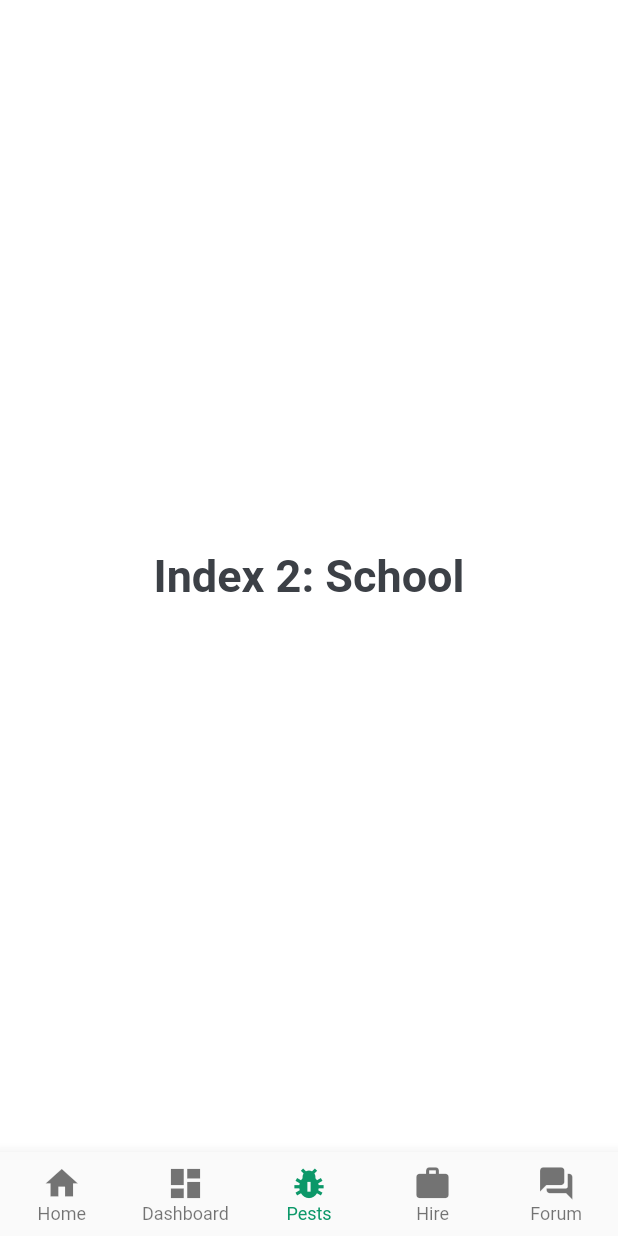
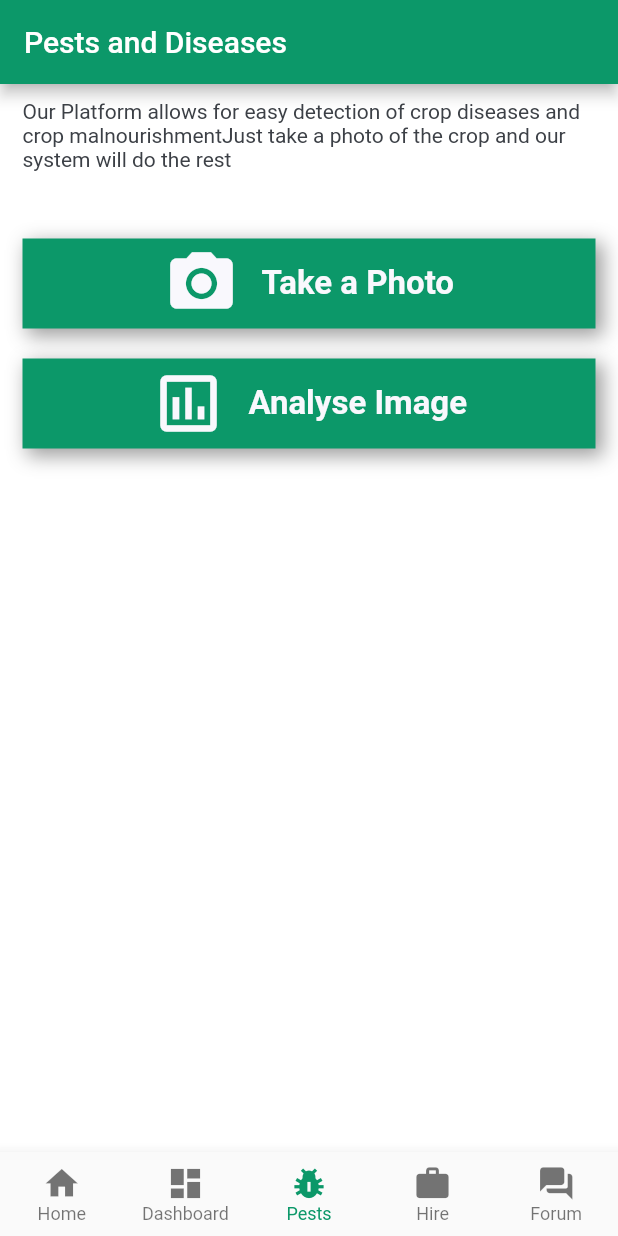
Before and after one commit to alainjr10/farmguard, a Flutter app: the screen it shows after launch, item 3 of the bottom bar chosen, on a phone screen of 412 x 824 dp. Run offline on Flutter 3.47's test engine with Material 2 defaults, Android fonts, the phone set to English and light mode, and no system bars.

Commit message:
Added blank pages and buttons on pest and diseases page

```diff
--- a/plant_app_flutter/lib/constants.dart
+++ b/plant_app_flutter/lib/constants.dart
@@ -2,10 +2,12 @@ import 'package:flutter/material.dart';
 
 const kPrimaryColor = Color(0xFF0C9869);
 const kTextColor = Color(0xFF3C4046);
-//const kBackgroundColor = Color(0xFFF9F8FD);
+const kBackgroundColor2 = Color(0xFFF9F8FD);
 const kBackgroundColor = Color(0xFFFFFFFF);
 const kTitleTextStyle = TextStyle(fontSize: 22.0, fontWeight: FontWeight.w700);
 const kButtonTextStyle = TextStyle(fontSize: 16.0, fontWeight: FontWeight.w700);
+const kPestsButtonTextStyle = TextStyle(
+    fontSize: 22.0, fontWeight: FontWeight.w700, color: kBackgroundColor2);
 const kMiniHeaderTextStyle =
     TextStyle(fontSize: 16.0, fontWeight: FontWeight.w700);
 
--- a/plant_app_flutter/lib/main.dart
+++ b/plant_app_flutter/lib/main.dart
@@ -1,6 +1,7 @@
 import 'package:flutter/material.dart';
 import 'package:plant_app_flutter/constants.dart';
 import 'package:plant_app_flutter/screens/dashboard/dashboard_screen.dart';
+import 'package:plant_app_flutter/screens/get_plot/get_plot.dart';
 import 'package:plant_app_flutter/screens/home/home_screen.dart';
 
 void main() {
@@ -15,7 +16,8 @@ class MyApp extends StatelessWidget {
       initialRoute: '/',
       routes: {
         '/': (context) => HomeScreen(),
-        '/dashboard': (contect) => DashboardScreen(),
+        '/dashboard': (context) => DashboardScreen(),
+        '/get_plot': (context) => GetPlot(),
       },
       debugShowCheckedModeBanner: false,
       title: 'Farm Guard',
--- a/plant_app_flutter/lib/screens/home/home_screen.dart
+++ b/plant_app_flutter/lib/screens/home/home_screen.dart
@@ -2,7 +2,10 @@ import 'package:flutter/cupertino.dart';
 import 'package:flutter/material.dart';
 import 'package:flutter/rendering.dart';
 import 'package:plant_app_flutter/screens/dashboard/dashboard_screen.dart';
+import 'package:plant_app_flutter/screens/forum/forum.dart';
+import 'package:plant_app_flutter/screens/hire/hire_workers.dart';
 import 'package:plant_app_flutter/screens/home/components/homepage.dart';
+import 'package:plant_app_flutter/screens/pests/pests_and_diseases.dart';
 
 import '../../../constants.dart';
 
@@ -15,28 +18,12 @@ class HomeScreen extends StatefulWidget {
 
 class _HomeScreenState extends State<HomeScreen> {
   int _selectedIndex = 0;
-  static const TextStyle optionStyle =
-      TextStyle(fontSize: 30, fontWeight: FontWeight.bold);
   final List _widgetOptions = [
     HomePageWidget(),
-    //Body(),
     DashboardScreen(),
-    Center(
-      child: Text(
-        'Index 2: School',
-        style: optionStyle,
-      ),
-    ),
-    Center(
-      child: Text(
-        'Index 1: Business',
-        style: optionStyle,
-      ),
-    ),
-    Text(
-      'Index 2: School',
-      style: optionStyle,
-    ),
+    PestsAndDiseaases(),
+    HireWorkers(),
+    Forum(),
   ];
 
   void _onItemTapped(int index) {
--- /dev/null
+++ b/plant_app_flutter/lib/screens/pests/pests_and_diseases.dart
@@ -0,0 +1,112 @@
+import 'package:flutter/material.dart';
+import 'package:plant_app_flutter/constants.dart';
+
+class PestsAndDiseaases extends StatelessWidget {
+  const PestsAndDiseaases({
+    Key? key,
+  }) : super(key: key);
+
+  @override
+  Widget build(BuildContext context) {
+    return Scaffold(
+      appBar: AppBar(
+        title: Text('Pests and Diseases'),
+      ),
+      body: SingleChildScrollView(
+        child: Padding(
+          padding: const EdgeInsets.symmetric(vertical: 10.0, horizontal: 15.0),
+          child: Column(
+            mainAxisSize: MainAxisSize.min,
+            mainAxisAlignment: MainAxisAlignment.spaceAround,
+            children: [
+              Flexible(
+                child: Container(
+                  child: Text(
+                      'Our Platform allows for easy detection of crop diseases and crop malnourishment'
+                      'Just take a photo of the crop and our system will do the rest'),
+                ),
+              ),
+              Flexible(
+                child: Column(
+                  crossAxisAlignment: CrossAxisAlignment.stretch,
+                  children: [
+                    SizedBox(
+                      height: 35.0,
+                    ),
+                    PestsButtonWidget(
+                      anIcon: Icons.photo_camera,
+                      buttonCaption: 'Take a Photo',
+                      onTapped: () {},
+                    ),
+                    //SizedBox(height: 15.0),
+                    PestsButtonWidget(
+                      anIcon: Icons.assessment_outlined,
+                      buttonCaption: 'Analyse Image',
+                      onTapped: () {},
+                    ),
+                  ],
+                ),
+              ),
+            ],
+          ),
+        ),
+      ),
+    );
+  }
+}
+
+class PestsButtonWidget extends StatelessWidget {
+  final Function onTapped;
+  final IconData anIcon;
+  final String buttonCaption;
+
+  const PestsButtonWidget({
+    required this.onTapped,
+    required this.anIcon,
+    required this.buttonCaption,
+  });
+
+  @override
+  Widget build(BuildContext context) {
+    return GestureDetector(
+      onTap: () => onTapped,
+      child: Expanded(
+        child: Container(
+          margin: EdgeInsets.symmetric(
+            vertical: 10.0,
+            horizontal: 0.0,
+          ),
+          height: 60.0,
+          decoration: BoxDecoration(
+            color: kPrimaryColor,
+            boxShadow: [
+              BoxShadow(
+                offset: Offset(4, 4),
+                color: Colors.grey.shade500,
+                blurRadius: 10,
+                spreadRadius: 1.0,
+              ),
+            ],
+          ),
+          child: Row(
+            mainAxisAlignment: MainAxisAlignment.center,
+            children: [
+              Icon(
+                anIcon,
+                size: 50.0,
+                color: kBackgroundColor2,
+              ),
+              SizedBox(
+                width: 15,
+              ),
+              Text(
+                buttonCaption,
+                style: kPestsButtonTextStyle,
+              ),
+            ],
+          ),
+        ),
+      ),
+    );
+  }
+}
```
Also changed, not shown: plant_app_flutter/lib/screens/forum/forum.dart (added, +21 -0 lines), plant_app_flutter/lib/screens/get_plot/get_plot.dart (added, +21 -0 lines), plant_app_flutter/lib/screens/hire/hire_workers.dart (added, +21 -0 lines), plant_app_flutter/lib/screens/home/components/body.dart (+10 -5 lines), plant_app_flutter/lib/screens/shop/shop.dart (added, +21 -0 lines).
